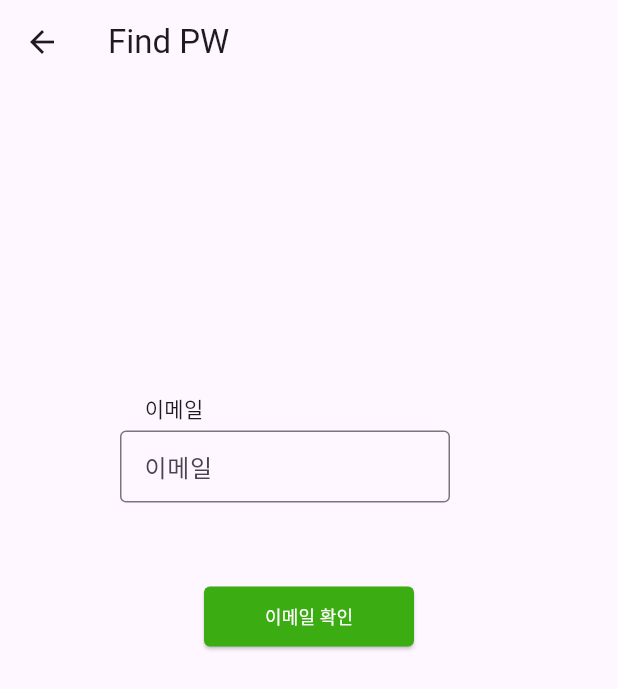
After one commit to likewoody/Tree, a Flutter app: the Login screen opened directly, after a tap on "비밀번호 찾기", on a phone screen of 412 x 824 dp. The commit adds this screen. Shown: the top 689 px of the screen. Run offline on Flutter 3.47's test engine with Material 3 defaults, Android fonts, the light colour scheme and no system bars; our stand-ins replace get, get_storage, sqflite; accounts and stored records are empty.

Commit message:
Final 로그인, 회원가입

```diff
--- /dev/null
+++ b/tree/lib/view/login/findPw.dart
@@ -0,0 +1,145 @@
+import 'package:flutter/material.dart';
+import 'package:get/get.dart';
+import 'package:td_app/model/login/checkValidate.dart';
+import 'package:td_app/view/login/changePw.dart';
+import 'package:td_app/vm/vm_get_login.dart';
+
+
+class FindPassword extends StatelessWidget {
+  FindPassword({super.key});
+
+  final TextEditingController emailCon = TextEditingController();
+  final FocusNode _emailFocus = FocusNode();
+
+  // SQLite를 통해서 where문으로 입력한 이메일을 찾는데
+  // 자꾸 찾는게 잘 안된다. 되긴 했지만 반응이 조금씩 느리다.
+  // 이거 처리가 필요함
+
+
+  // ---- Alert ----
+  alertEmail(controller){
+    if (controller.checkEmailReturn == "") {
+      Get.defaultDialog(
+        title: "경고",
+        middleText: "이메일을 확인 해주세요.",
+        actions: [
+          TextButton(
+            onPressed: () {Get.back();},
+            child: const Text("확인")
+          ),
+        ]
+      );
+    }else {
+      Get.defaultDialog(
+        title: "알림",
+        middleText: "이메일이 확인 되었습니다.",
+        actions: [
+          TextButton(
+            onPressed: () {
+              // showPasswordTextField = true;
+              // body View에서만 이걸 보여줘도 되지 않는가?
+              // 근데 alert창 이후에 바로 화면에 보여주려면 여기서 있어야 바로 화면에 보여진다.
+              // showPasswordTextField ? secondTextField() : const SizedBox(width: 0, height: 0,);
+              Get.back();
+              Get.to(ChangePw());
+            },
+            child: const Text("확인")
+          ),
+        ]
+      );
+    }
+  }
+
+  // ---- View ----
+  Widget bodyView(){
+    return GetBuilder<VMGetXLogin>(
+      init: VMGetXLogin(),
+      builder: (controller) {
+        return Column(
+          mainAxisAlignment: MainAxisAlignment.center,
+          children: [
+            const Padding(
+              padding: EdgeInsets.fromLTRB(0,0,180,5),
+              child: Text("이메일"),
+            ),
+            Row(
+              children: [
+                SizedBox(
+                  width: 300,
+                  height: 100,
+                  child: Padding(
+                      padding: const EdgeInsets.fromLTRB(80, 0, 0, 20),
+                      child: Form(
+                        autovalidateMode: AutovalidateMode.onUserInteraction,
+                        child: TextFormField(
+                          controller: emailCon,
+                          focusNode: _emailFocus,
+                          keyboardType: TextInputType.emailAddress,
+                          decoration: const InputDecoration(
+                            border: OutlineInputBorder(
+                              borderSide: BorderSide(color: Colors.black),
+                            ),
+                            hintText: "이메일",
+                          ).copyWith(
+                            contentPadding: const EdgeInsets.symmetric(horizontal: 12.0),
+                          ),validator: (value) => CheckValidate().validateEmail(value ?? ""),
+                          // Change가 발생하면 그리고 정규성이 통과됬을 때 alertCheck를 true로 바꾸고 alert 실행
+                          onChanged: (value) async {
+                            if (CheckValidate().validateEmail(value) != null) {
+                              controller.email = emailCon.text;
+                              await controller.checkEmailForRegister();
+                              // print("check onfieldSubmitted");
+                            }
+                          },
+                        ),
+                      ),
+                    ),
+                  ),
+              ],
+            ),
+            SizedBox(
+              width: 140,
+              // height: ,
+              child: Padding(
+                padding: const EdgeInsets.fromLTRB(0,0,0,33),
+                child: ElevatedButton(
+                  onPressed: () {
+                    // 정규성이 통과 되었을 때만 alert을 통해 중복확인 체크
+                    alertEmail(controller);
+                  },
+                  style: ElevatedButton.styleFrom(
+                    backgroundColor: const Color.fromRGBO(60, 172, 19, 1),
+                    shape: RoundedRectangleBorder(
+                      borderRadius: BorderRadius.circular(4),
+                    ),
+                  ),
+
+                  child: const Text(
+                    "이메일 확인",
+                    style: TextStyle(
+                      fontSize: 12,
+                      color: Colors.white,
+                      // backgroundColor: Colors.grey
+                    ),
+                  ),
+                ),
+              ),
+            ),
+            const SizedBox(height: 150,)
+          ],
+        );
+      },
+    );
+  }
+
+
+  @override
+  Widget build(BuildContext context) {
+    return Scaffold(
+      appBar: AppBar(
+        title: const Text("Find PW"),
+      ),
+      body: bodyView(),
+    );
+  }
+}
--- a/tree/lib/view/login/login.dart
+++ b/tree/lib/view/login/login.dart
@@ -2,6 +2,7 @@ import 'package:flutter/material.dart';
 import 'package:get/get.dart';
 import 'package:get_storage/get_storage.dart';
 import 'package:td_app/model/login/checkValidate.dart';
+import 'package:td_app/view/login/findPw.dart';
 import 'package:td_app/view/login/register.dart';
 import 'package:td_app/view/start/start.dart';
 import 'package:td_app/vm/database_handler.dart';
@@ -173,17 +174,26 @@ class Login extends StatelessWidget {
             ),
             // PW Textfield
 
-            Padding(
-              padding: const EdgeInsets.fromLTRB(0,0,0,30),
-              child: TextButton(
 
-                onPressed: () => Get.to(const Register()),
-                child: const Text("회원가입")
-              ),
+            Row(
+              mainAxisAlignment: MainAxisAlignment.center,
+              children: [
+                Padding(
+                  padding: const EdgeInsets.fromLTRB(0,0,0,30),
+                  child: TextButton(
+                    onPressed: () => Get.to(const Register()),
+                    child: const Text("회원가입")
+                  ),
+                ),
+                Padding(
+                  padding: const EdgeInsets.fromLTRB(0,0,0,30),
+                  child: TextButton(
+                    onPressed: () => Get.to(FindPassword()),
+                    child: const Text("비밀번호 찾기")
+                  ),
+                ),
+              ],
             ),
-
-
-
             // Login Button
             // 이메일 비밀번호 확인을 위해 VM에서 Login Butotn만 관리
             GetBuilder<VMGetXLogin>(
@@ -195,7 +205,7 @@ class Login extends StatelessWidget {
                     onTap: () async{
                       controller.email = emailController.text;
                       controller.password = pwController.text;
-                      await controller.checkEmailPassword();
+                      await controller.checkEmailPasswordForLogin();
                       // login Alert 성공 or 실패
                       loginAlert(controller);
                     },
```
Also changed, not shown: tree/lib/view/login/changePw.dart (added, +191 -0 lines), tree/lib/view/login/register.dart (+30 -34 lines), tree/lib/vm/database_handler.dart (+22 -3 lines), tree/lib/vm/vm_get_login.dart (+27 -2 lines).
